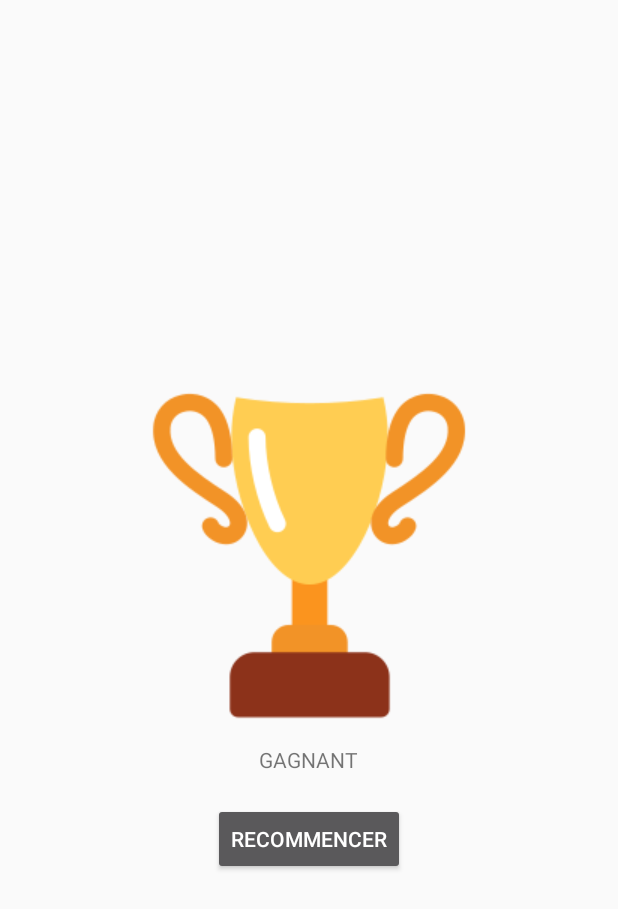
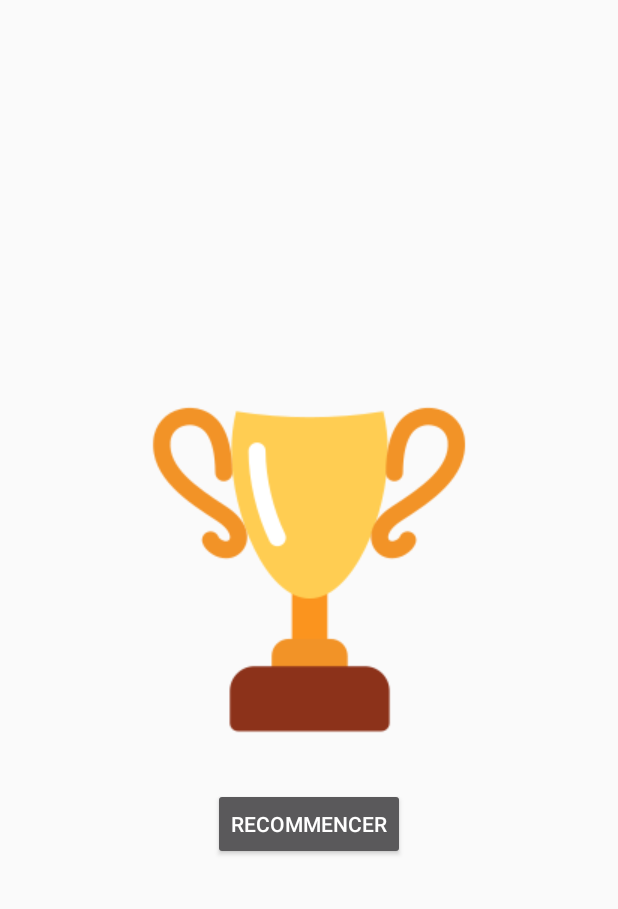
Before and after one commit to AndoniainaNantenaina/TicTacToe_Android, an Android app: the EndingActivity screen opened directly, with no data from a screen before it, on a phone screen of 412 x 824 dp. Shown: the top 909 px of the screen. Run offline under Robolectric (Android 15) with nearby library versions, the phone set to English and light mode, and no system bars.

Commit message:
Fix drawingView

```diff
--- a/app/src/main/res/layout/activity_ending.xml
+++ b/app/src/main/res/layout/activity_ending.xml
@@ -21,12 +21,6 @@
             app:srcCompat="@drawable/victorytrophy256" />
 
         <TextView
-            android:id="@+id/gameEndingText"
-            android:layout_width="wrap_content"
-            android:layout_height="wrap_content"
-            android:text="GAGNANT" />
-
-        <TextView
             android:id="@+id/userGoal"
             android:layout_width="wrap_content"
             android:layout_height="wrap_content"
```
Also changed, not shown: app/src/main/java/com/example/project/DrawView/DrawView.java (+7 -7 lines).
